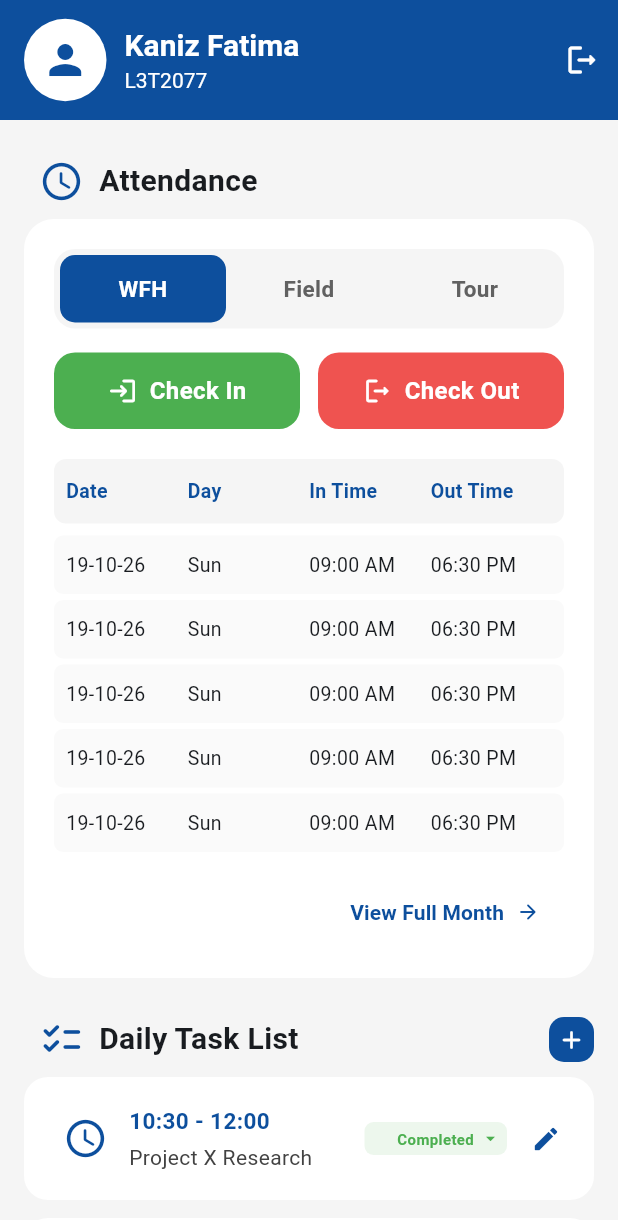
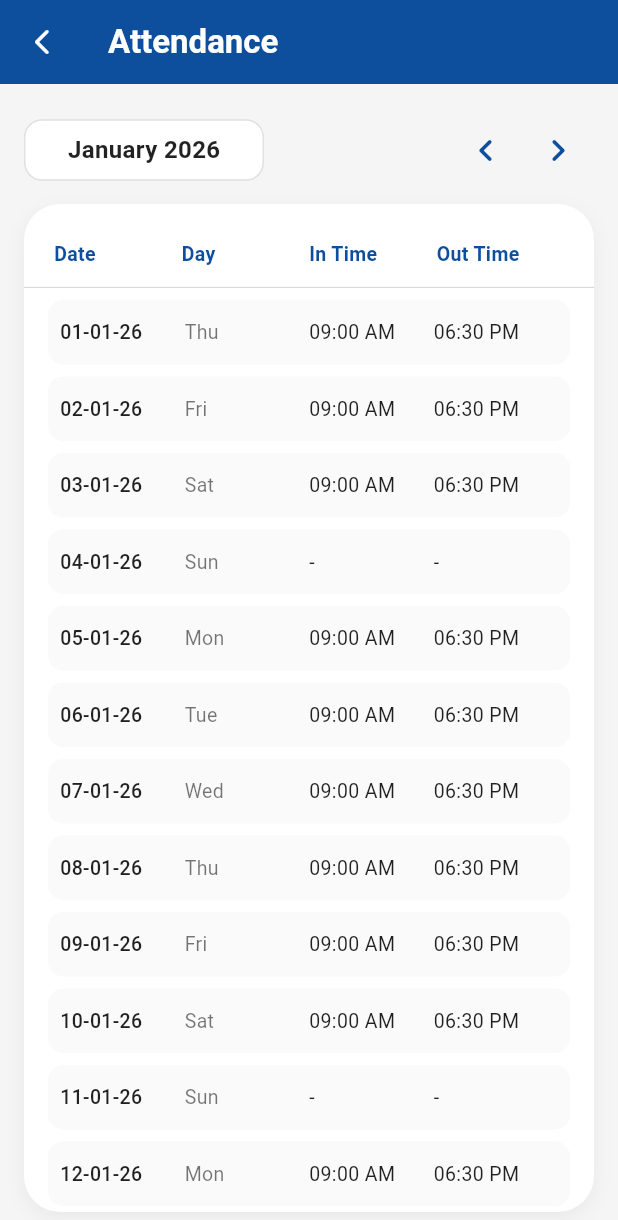
Before and after one commit to farhans-codes/employee_management, a Flutter app: the HomePage screen opened directly, after a tap on "View Full Month", on a phone screen of 412 x 824 dp. Shown: the top 1220 px of the screen. Run offline on Flutter 3.47's test engine with Material 3 defaults, Android fonts, the phone set to English and light mode, and no system bars.

Commit message:
attendance detal page

```diff
--- /dev/null
+++ b/lib/presentation/pages/attendance/attendance_page.dart
@@ -0,0 +1,246 @@
+import 'package:flutter/material.dart';
+import 'package:intl/intl.dart';
+
+class AttendancePage extends StatefulWidget {
+  const AttendancePage({super.key});
+
+  @override
+  State<AttendancePage> createState() => _AttendancePageState();
+}
+
+class _AttendancePageState extends State<AttendancePage> {
+  DateTime _selectedDate = DateTime.now();
+
+  void _previousMonth() {
+    setState(() {
+      _selectedDate = DateTime(_selectedDate.year, _selectedDate.month - 1);
+    });
+  }
+
+  void _nextMonth() {
+    setState(() {
+      _selectedDate = DateTime(_selectedDate.year, _selectedDate.month + 1);
+    });
+  }
+
+  int _getDaysInMonth(int year, int month) {
+    return DateTime(year, month + 1, 0).day;
+  }
+
+  @override
+  Widget build(BuildContext context) {
+    final int daysInMonth = _getDaysInMonth(
+      _selectedDate.year,
+      _selectedDate.month,
+    );
+    final String monthYearStr = DateFormat('MMMM yyyy').format(_selectedDate);
+
+    return Scaffold(
+      backgroundColor: Colors.grey[100],
+      appBar: AppBar(
+        backgroundColor: const Color(0xFF0d4f9d),
+        elevation: 0,
+        leading: IconButton(
+          icon: const Icon(
+            Icons.arrow_back_ios_new_rounded,
+            color: Colors.white,
+            size: 20,
+          ),
+          onPressed: () => Navigator.pop(context),
+        ),
+        title: const Text(
+          'Attendance',
+          style: TextStyle(
+            color: Colors.white,
+            fontSize: 22,
+            fontWeight: FontWeight.w700,
+          ),
+        ),
+        centerTitle: false,
+      ),
+      body: Column(
+        children: [
+          // Month Selector Header
+          Padding(
+            padding: const EdgeInsets.fromLTRB(16, 20, 16, 12),
+            child: Row(
+              mainAxisAlignment: MainAxisAlignment.spaceBetween,
+              children: [
+                Container(
+                  width: 160,
+                  padding: const EdgeInsets.symmetric(vertical: 8),
+                  decoration: BoxDecoration(
+                    color: Colors.white,
+                    borderRadius: BorderRadius.circular(12),
+                    border: Border.all(color: Colors.grey[300]!, width: 1),
+                  ),
+                  child: Center(
+                    child: Text(
+                      monthYearStr,
+                      style: const TextStyle(
+                        fontSize: 16,
+                        fontWeight: FontWeight.w600,
+                        color: Colors.black87,
+                      ),
+                    ),
+                  ),
+                ),
+                Row(
+                  children: [
+                    IconButton(
+                      onPressed: _previousMonth,
+                      icon: const Icon(Icons.chevron_left_rounded, size: 30),
+                      color: const Color(0xFF0d4f9d),
+                    ),
+                    IconButton(
+                      onPressed: _nextMonth,
+                      icon: const Icon(Icons.chevron_right_rounded, size: 30),
+                      color: const Color(0xFF0d4f9d),
+                    ),
+                  ],
+                ),
+              ],
+            ),
+          ),
+
+          Expanded(
+            child: Padding(
+              padding: const EdgeInsets.fromLTRB(16, 0, 16, 16),
+              child: Container(
+                decoration: BoxDecoration(
+                  color: Colors.white,
+                  borderRadius: BorderRadius.circular(24),
+                  boxShadow: [
+                    BoxShadow(
+                      color: Colors.black.withOpacity(0.05),
+                      blurRadius: 10,
+                      offset: const Offset(0, 4),
+                    ),
+                  ],
+                ),
+                child: Column(
+                  children: [
+                    // Table Header
+                    Padding(
+                      padding: const EdgeInsets.fromLTRB(20, 24, 20, 12),
+                      child: Row(
+                        children: [
+                          _buildTableHeader('Date', flex: 2),
+                          _buildTableHeader('Day', flex: 2),
+                          _buildTableHeader('In Time', flex: 2),
+                          _buildTableHeader('Out Time', flex: 2),
+                        ],
+                      ),
+                    ),
+                    const Divider(height: 1, thickness: 0.5),
+                    // Attendance List
+                    Expanded(
+                      child: ListView.builder(
+                        padding: const EdgeInsets.symmetric(
+                          horizontal: 16,
+                          vertical: 8,
+                        ),
+                        itemCount: daysInMonth,
+                        itemBuilder: (context, index) {
+                          final day = index + 1;
+                          final date = DateTime(
+                            _selectedDate.year,
+                            _selectedDate.month,
+                            day,
+                          );
+                          final dayName = DateFormat('EEE').format(date);
+                          final formattedDate = DateFormat(
+                            'dd-MM-yy',
+                          ).format(date);
+
+                          // Mock data for in/out times
+                          // Sunday is holiday
+                          final isSunday = date.weekday == DateTime.sunday;
+                          final inTime = isSunday ? '-' : '09:00 AM';
+                          final outTime = isSunday ? '-' : '06:30 PM';
+
+                          return _buildTableRow(
+                            formattedDate,
+                            dayName,
+                            inTime,
+                            outTime,
+                          );
+                        },
+                      ),
+                    ),
+                  ],
+                ),
+              ),
+            ),
+          ),
+        ],
+      ),
+    );
+  }
+
+  Widget _buildTableHeader(String title, {int flex = 1}) {
+    return Expanded(
+      flex: flex,
+      child: Text(
+        title,
+        style: const TextStyle(
+          fontSize: 13,
+          fontWeight: FontWeight.w700,
+          color: Color(0xFF0d4f9d),
+        ),
+      ),
+    );
+  }
+
+  Widget _buildTableRow(
+    String date,
+    String day,
+    String inTime,
+    String outTime,
+  ) {
+    return Container(
+      padding: const EdgeInsets.symmetric(vertical: 12, horizontal: 8),
+      margin: const EdgeInsets.only(bottom: 8),
+      decoration: BoxDecoration(
+        color: Colors.grey[50],
+        borderRadius: BorderRadius.circular(10),
+      ),
+      child: Row(
+        children: [
+          Expanded(
+            flex: 2,
+            child: Text(
+              date,
+              style: const TextStyle(
+                fontSize: 13,
+                fontWeight: FontWeight.w500,
+                color: Colors.black87,
+              ),
+            ),
+          ),
+          Expanded(
+            flex: 2,
+            child: Text(
+              day,
+              style: const TextStyle(fontSize: 13, color: Colors.black54),
+            ),
+          ),
+          Expanded(
+            flex: 2,
+            child: Text(
+              inTime,
+              style: const TextStyle(fontSize: 13, color: Colors.black87),
+            ),
+          ),
+          Expanded(
+            flex: 2,
+            child: Text(
+              outTime,
+              style: const TextStyle(fontSize: 13, color: Colors.black87),
+            ),
+          ),
+        ],
+      ),
+    );
+  }
+}
--- a/lib/presentation/widgets/attendance_section.dart
+++ b/lib/presentation/widgets/attendance_section.dart
@@ -1,4 +1,5 @@
 import 'package:flutter/material.dart';
+import '../pages/attendance/attendance_page.dart';
 
 class AttendanceSection extends StatefulWidget {
   const AttendanceSection({super.key});
@@ -114,7 +115,14 @@ class _AttendanceSectionState extends State<AttendanceSection> {
               Align(
                 alignment: Alignment.centerRight,
                 child: TextButton.icon(
-                  onPressed: () {},
+                  onPressed: () {
+                    Navigator.push(
+                      context,
+                      MaterialPageRoute(
+                        builder: (context) => const AttendancePage(),
+                      ),
+                    );
+                  },
                   icon: const Text(
                     'View Full Month',
                     style: TextStyle(
--- a/pubspec.yaml
+++ b/pubspec.yaml
@@ -34,6 +34,7 @@ dependencies:
   # The following adds the Cupertino Icons font to your application.
   # Use with the CupertinoIcons class for iOS style icons.
   cupertino_icons: ^1.0.8
+  intl: ^0.20.2
 
 dev_dependencies:
   flutter_test:
```
Also changed, not shown: pubspec.lock.
